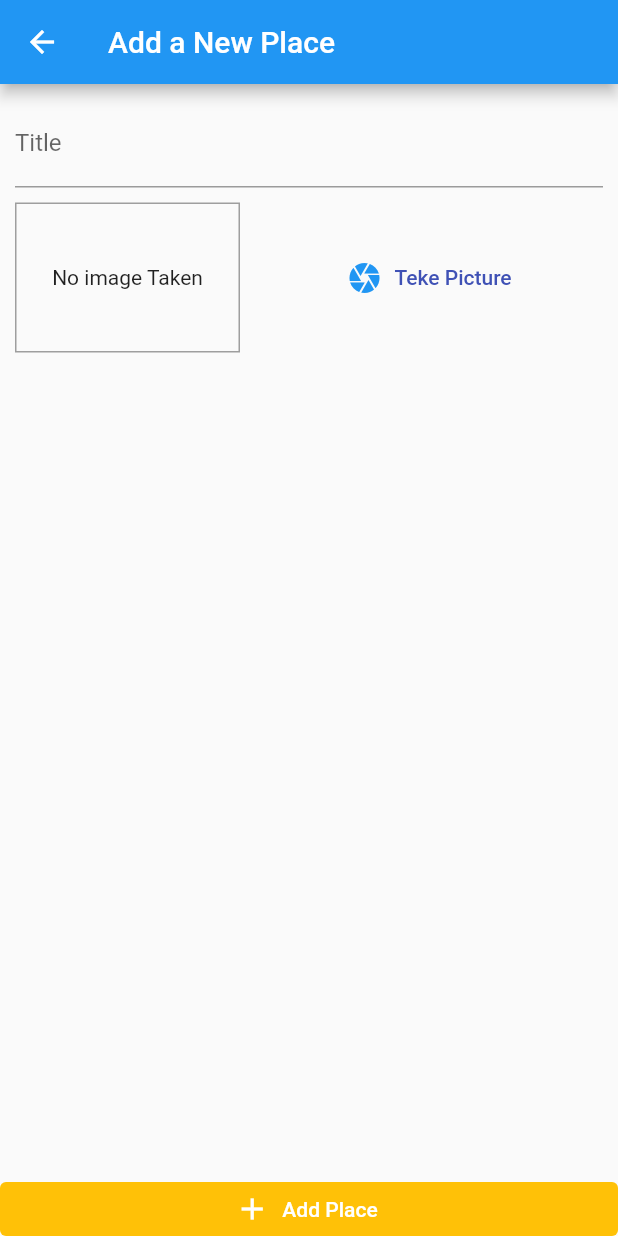
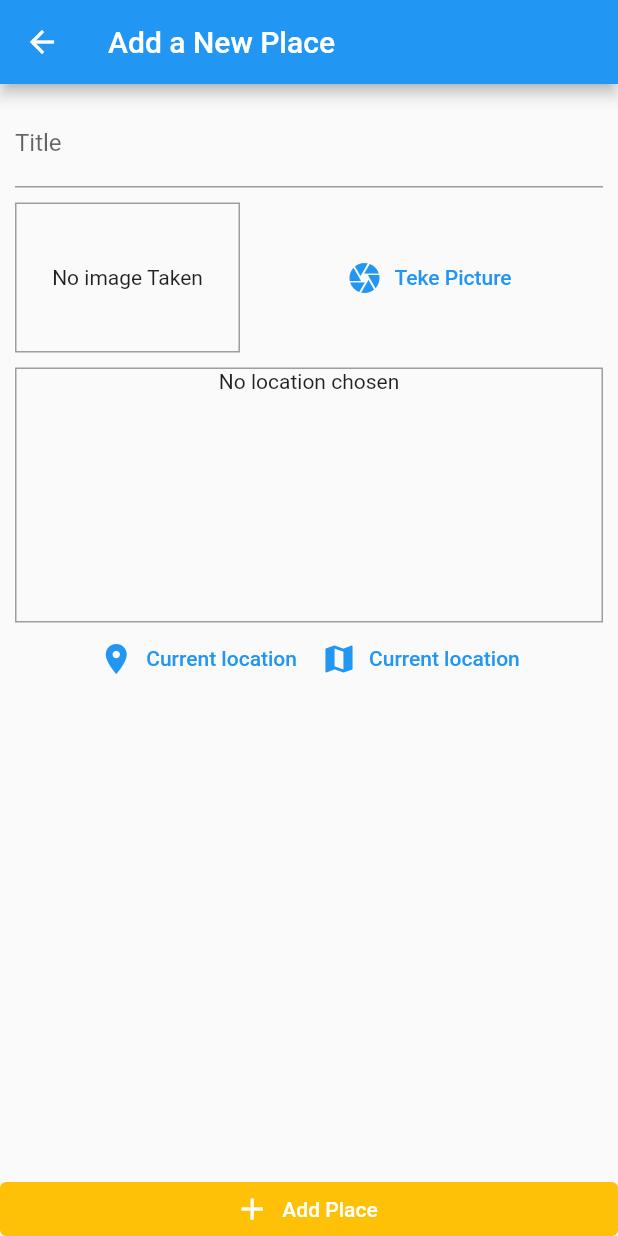
Before and after one commit to Vagabond8024/greate_places_app, a Flutter app: the screen it shows after launch, after a tap on the "add" icon, on a phone screen of 412 x 824 dp. Run offline on Flutter 3.47's test engine with Material 2 defaults, Android fonts, the phone set to English and light mode, and no system bars; our stand-ins replace image_picker, location, sqflite; accounts and stored records are empty.

Commit message:
added location widget

```diff
--- a/lib/providers/great_places.dart
+++ b/lib/providers/great_places.dart
@@ -19,12 +19,12 @@ class GreatPlaces with ChangeNotifier {
         image: image);
     _items.add(newPlace);
     notifyListeners();
-    DBHelper.insert('places',
+    DBHelper.insert('user_places',
         {'id': newPlace.id, 'title': newPlace.title, 'image': newPlace.image!});
   }
 
   Future<void> fetchAndSetPlaces() async {
-    final dataList = await DBHelper.getData('places');
+    final dataList = await DBHelper.getData('user_places');
     _items = dataList
         .map((e) => Place(
             id: e['id'] as String,
--- a/lib/screens/add_place_screen.dart
+++ b/lib/screens/add_place_screen.dart
@@ -3,6 +3,7 @@ import 'dart:io';
 import 'package:flutter/material.dart';
 import 'package:greate_places_app/providers/great_places.dart';
 import 'package:greate_places_app/widgets/image_input.dart';
+import 'package:greate_places_app/widgets/location_input.dart';
 import 'package:provider/provider.dart';
 
 class AddPlaceScreen extends StatefulWidget {
@@ -52,7 +53,9 @@ class _AddPlaceScreenState extends State<AddPlaceScreen> {
                   ),
                   const SizedBox(height: 10),
                   Container(),
-                  ImageInput(onSelectImage: _selectImage)
+                  ImageInput(onSelectImage: _selectImage),
+                  SizedBox(height: 10),
+                  LocationInput()
                 ],
               ),
             ),
--- a/lib/screens/placecs_list.dart
+++ b/lib/screens/placecs_list.dart
@@ -20,22 +20,31 @@ class PlacesListScreen extends StatelessWidget {
             ),
           ],
         ),
-        body: Consumer<GreatPlaces>(
+        body: FutureBuilder(
+            future: Provider.of<GreatPlaces>(context).fetchAndSetPlaces(),
+            // initialData: InitialData,
+            builder: (BuildContext context, AsyncSnapshot snapshot) =>
+                snapshot.connectionState == ConnectionState.waiting
+                    ? Center(
+                        child: CircularProgressIndicator(),
+                      )
+                    : Consumer<GreatPlaces>(
                         builder: (context, value, ch) => value.items.length <= 0
                             ? ch!
                             : ListView.builder(
                                 itemCount: value.items.length,
                                 itemBuilder: (context, index) => ListTile(
-                    leading: CircleAvatar(backgroundImage: FileImage(value.items[index].image!),),
+                                  leading: CircleAvatar(
+                                    backgroundImage:
+                                        FileImage(value.items[index].image!),
+                                  ),
                                   title: Text(value.items[index].title),
-                    onTap: () {
-
-                    },
+                                  onTap: () {},
                                 ),
                               ),
                         child: Center(
                           child: Text('No places'),
                         ),
-        ));
+                      )));
   }
 }
--- a/lib/widgets/image_input.dart
+++ b/lib/widgets/image_input.dart
@@ -65,7 +65,7 @@ class _ImageInputState extends State<ImageInput> {
             icon: const Icon(Icons.camera),
             label: Text(
               'Teke Picture',
-              style: TextStyle(color: Theme.of(context).primaryColor),
+              // style: TextStyle(color: Theme.of(context).primaryColor),
             ),
           ),
         )
--- /dev/null
+++ b/lib/widgets/location_input.dart
@@ -0,0 +1,65 @@
+import 'package:flutter/material.dart';
+import 'package:location/location.dart';
+
+class LocationInput extends StatefulWidget {
+  const LocationInput({super.key});
+
+  @override
+  State<LocationInput> createState() => _LocationInputState();
+}
+
+class _LocationInputState extends State<LocationInput> {
+  String? _previewImage;
+
+  Future<void> _getCurrentLocation() async {
+    final locData = await Location().getLocation();
+
+  }
+
+  @override
+  Widget build(BuildContext context) {
+    return Column(
+      children: [
+        Container(
+          height: 170,
+          width: double.infinity,
+          decoration:
+              BoxDecoration(border: Border.all(width: 1, color: Colors.grey)),
+          child: _previewImage == null
+              ? Text(
+                  'No location chosen',
+                  textAlign: TextAlign.center,
+                )
+              : Image.network(
+                  _previewImage!,
+                  fit: BoxFit.cover,
+                  width: double.infinity,
+                ),
+        ),
+        Row(
+          mainAxisAlignment: MainAxisAlignment.center,
+          children: [
+            TextButton.icon(
+                onPressed: _getCurrentLocation,
+                icon: Icon(Icons.location_on),
+                label: Text(
+                  "Current location",
+                  style: TextStyle(
+                    color: Theme.of(context).colorScheme.primary,
+                  ),
+                )),
+            TextButton.icon(
+                onPressed: () {},
+                icon: Icon(Icons.map),
+                label: Text(
+                  "Current location",
+                  style: TextStyle(
+                    color: Theme.of(context).colorScheme.primary,
+                  ),
+                ))
+          ],
+        )
+      ],
+    );
+  }
+}
--- a/pubspec.yaml
+++ b/pubspec.yaml
@@ -36,6 +36,7 @@ dependencies:
   path_provider: ^2.0.11
   path: ^1.8.2
   sqflite: ^2.0.3+1
+  location: ^4.4.0
 
 
   # The following adds the Cupertino Icons font to your application.
```
Also changed, not shown: pubspec.lock, 3 other files. Lines whose indentation alone changed are shown as unchanged.
